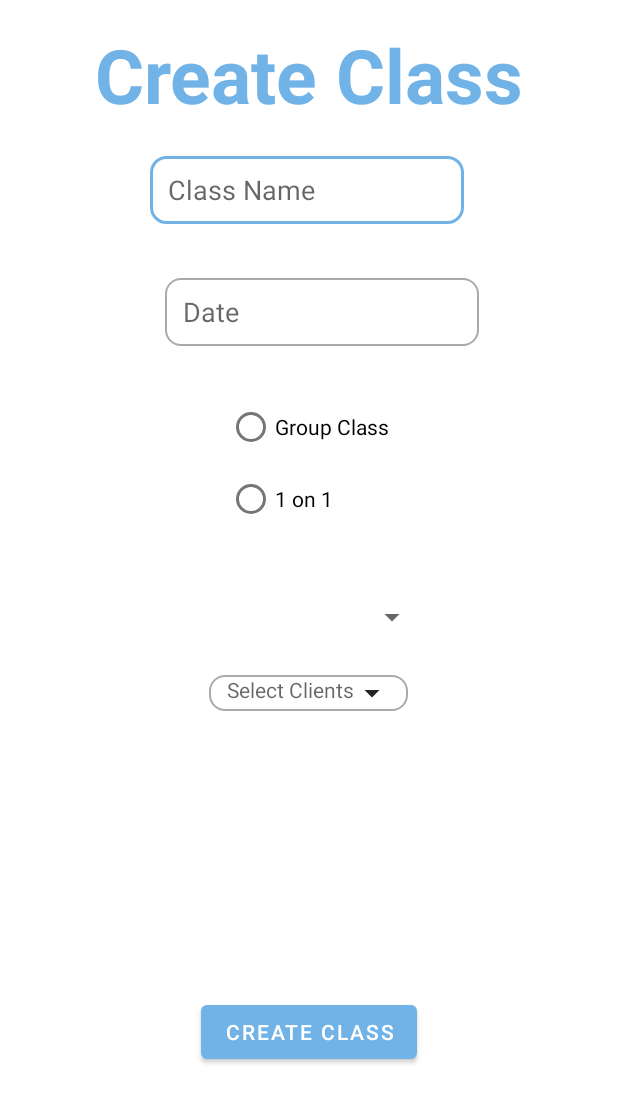
After one commit to ivanstisins/YourPTNotebook, an Android app: the CreateClass screen opened directly, with no data from a screen before it, on a phone screen of 412 x 824 dp. The commit adds this screen. Shown: the top 1103 px of the screen. Run offline under Robolectric (Android 15) with nearby library versions, the light colour scheme and no system bars; our stand-ins replace Firebase (no records; nobody signed in at launch, a user with empty details on screens opened directly).

Commit message:
personal trainer can create class with no clients and remove a class in my classes func

```diff
--- a/app/src/main/AndroidManifest.xml
+++ b/app/src/main/AndroidManifest.xml
@@ -13,6 +13,12 @@
         android:roundIcon="@drawable/logomakr_3qonjw"
         android:supportsRtl="true"
         android:theme="@style/Theme.YourPTNoteBook">
+        <activity
+            android:name=".ManageClasses"
+            android:exported="false" />
+        <activity
+            android:name=".CreateClass"
+            android:exported="false" />
         <activity
             android:name=".ManageWorkouts"
             android:exported="false" />
--- /dev/null
+++ b/app/src/main/java/com/example/yourptnotebook/CreateClass.java
@@ -0,0 +1,83 @@
+package com.example.yourptnotebook;
+
+import androidx.annotation.NonNull;
+import androidx.appcompat.app.AppCompatActivity;
+import androidx.recyclerview.widget.LinearLayoutManager;
+
+import android.os.Bundle;
+import android.view.View;
+import android.widget.ArrayAdapter;
+import android.widget.Button;
+import android.widget.EditText;
+import android.widget.RadioButton;
+import android.widget.RadioGroup;
+import android.widget.Spinner;
+
+import com.google.android.gms.tasks.OnCompleteListener;
+import com.google.android.gms.tasks.Task;
+import com.google.firebase.auth.FirebaseAuth;
+import com.google.firebase.auth.FirebaseUser;
+import com.google.firebase.firestore.DocumentReference;
+import com.google.firebase.firestore.DocumentSnapshot;
+import com.google.firebase.firestore.FirebaseFirestore;
+import com.google.firebase.firestore.SetOptions;
+
+import java.util.ArrayList;
+import java.util.List;
+
+public class CreateClass extends AppCompatActivity {
+    EditText className, classDate;
+    Spinner setWorkout;
+    Button createClass;
+    RadioGroup setType;
+    Class aClass;
+    RadioButton radioButton;
+    Ptrainer ptrainer;
+    ArrayList<Workout>workouts;
+    ArrayList<Student> students;
+
+    @Override
+    protected void onCreate(Bundle savedInstanceState) {
+        super.onCreate(savedInstanceState);
+        setContentView(R.layout.activity_create_class);
+        className = findViewById(R.id.className);
+        classDate = findViewById(R.id.classDate);
+        setType = findViewById(R.id.class_type);
+        createClass = findViewById(R.id.create_class);
+        setWorkout = findViewById(R.id.select_workout);
+        FirebaseFirestore db = FirebaseFirestore.getInstance();
+        FirebaseUser currentUser = FirebaseAuth.getInstance().getCurrentUser();
+        if (currentUser != null) {
+            DocumentReference dr = db.collection("ptrainer").document(currentUser.getUid());
+            dr.get().addOnCompleteListener(new OnCompleteListener<DocumentSnapshot>() {
+                @Override
+                public void onComplete(@NonNull Task<DocumentSnapshot> task) {
+                    if (task.isSuccessful()) {
+                        DocumentSnapshot document = task.getResult();
+                        if (document.exists()) {
+                            ptrainer = document.toObject(Ptrainer.class);
+                            workouts = ptrainer.workouts;
+                            ArrayAdapter adapter = new ArrayAdapter(getApplicationContext(), android.R.layout.simple_spinner_item,workouts);
+                            adapter.setDropDownViewResource(android.R.layout.simple_spinner_dropdown_item);
+                            setWorkout.setAdapter(adapter);
+
+                            createClass.setOnClickListener(new View.OnClickListener() {
+                                @Override
+                                public void onClick(View view) {
+                                    int radioId = setType.getCheckedRadioButtonId();
+                                    radioButton = findViewById(radioId);
+                                    Workout state = (Workout) setWorkout.getSelectedItem();
+                                    aClass = new Class(className.getText().toString(), radioButton.getText().toString(),classDate.getText().toString(),ptrainer.getUsername(),state);
+                                    ptrainer.classes.add(aClass);
+                                    db.collection("Class").document(aClass.getName()).set(aClass);
+                                    db.collection("ptrainer").document(currentUser.getUid())
+                                            .set(ptrainer, SetOptions.merge());
+                                }
+                            });
+                        }
+                    }
+                }
+            });
+        }
+    }
+}
--- a/app/src/main/java/com/example/yourptnotebook/Workout.java
+++ b/app/src/main/java/com/example/yourptnotebook/Workout.java
@@ -23,4 +23,8 @@ public class Workout {
         return exercises;
     }
 
+    @Override
+    public String toString() {
+        return name;
+    }
 }
--- a/app/src/main/java/com/example/yourptnotebook/create_workout.java
+++ b/app/src/main/java/com/example/yourptnotebook/create_workout.java
@@ -104,7 +104,6 @@ public class create_workout extends AppCompatActivity /*implements CreateExercis
             createWorkout.setOnClickListener(new View.OnClickListener() {
                 @Override
                 public void onClick(View view) {
-                    String strworkoutname = workoutName.getText().toString();
                     workout = new Workout(workoutName.getText().toString(), exercises);
                     System.out.println(workout.getName());
 
--- /dev/null
+++ b/app/src/main/res/drawable/arrow_drop_down.xml
@@ -0,0 +1,5 @@
+<vector android:height="24dp" android:tint="#242323"
+    android:viewportHeight="24" android:viewportWidth="24"
+    android:width="24dp" xmlns:android="http://schemas.android.com/apk/res/android">
+    <path android:fillColor="@android:color/white" android:pathData="M7,10l5,5 5,-5z"/>
+</vector>
--- /dev/null
+++ b/app/src/main/res/layout/activity_create_class.xml
@@ -0,0 +1,120 @@
+<?xml version="1.0" encoding="utf-8"?>
+<androidx.constraintlayout.widget.ConstraintLayout xmlns:android="http://schemas.android.com/apk/res/android"
+    xmlns:app="http://schemas.android.com/apk/res-auto"
+    xmlns:tools="http://schemas.android.com/tools"
+    android:layout_width="match_parent"
+    android:layout_height="match_parent"
+    tools:context=".CreateClass">
+
+    <EditText
+        android:id="@+id/className"
+        android:layout_width="209dp"
+        android:layout_height="45dp"
+        android:layout_marginStart="100dp"
+        android:layout_marginTop="104dp"
+        android:layout_marginEnd="201dp"
+        android:background="@drawable/custom_textbox"
+        android:ems="10"
+        android:hint="Class Name"
+        android:inputType="textPersonName"
+        android:paddingStart="12dp"
+        android:paddingEnd="12dp"
+        app:layout_constraintEnd_toEndOf="parent"
+        app:layout_constraintHorizontal_bias="0.0"
+        app:layout_constraintStart_toStartOf="parent"
+        app:layout_constraintTop_toTopOf="parent" />
+
+    <EditText
+        android:id="@+id/classDate"
+        android:layout_width="209dp"
+        android:layout_height="45dp"
+        android:background="@drawable/custom_textbox"
+        android:ems="10"
+        android:hint="Date"
+        android:inputType="date"
+        android:paddingStart="12dp"
+        android:paddingEnd="12dp"
+        app:layout_constraintBottom_toBottomOf="parent"
+        app:layout_constraintEnd_toEndOf="parent"
+        app:layout_constraintHorizontal_bias="0.543"
+        app:layout_constraintStart_toStartOf="parent"
+        app:layout_constraintTop_toBottomOf="@+id/className"
+        app:layout_constraintVertical_bias="0.057" />
+
+    <RadioGroup
+        android:id="@+id/class_type"
+        android:layout_width="wrap_content"
+        android:layout_height="wrap_content"
+        android:orientation="vertical"
+        app:layout_constraintBottom_toBottomOf="parent"
+        app:layout_constraintEnd_toEndOf="parent"
+        app:layout_constraintHorizontal_bias="0.498"
+        app:layout_constraintStart_toStartOf="parent"
+        app:layout_constraintTop_toBottomOf="@+id/classDate"
+        app:layout_constraintVertical_bias="0.06"
+        tools:ignore="MissingConstraints">
+
+        <RadioButton
+            android:id="@+id/group_class"
+            android:layout_width="wrap_content"
+            android:layout_height="wrap_content"
+            android:text="Group Class" />
+
+        <RadioButton
+            android:id="@+id/one_on_one"
+            android:layout_width="wrap_content"
+            android:layout_height="match_parent"
+            android:text="1 on 1" />
+
+    </RadioGroup>
+
+    <Spinner
+        android:id="@+id/select_workout"
+        android:layout_width="160dp"
+        android:layout_height="37dp"
+        app:layout_constraintBottom_toBottomOf="parent"
+        app:layout_constraintEnd_toEndOf="parent"
+        app:layout_constraintHorizontal_bias="0.498"
+        app:layout_constraintStart_toStartOf="parent"
+        app:layout_constraintTop_toBottomOf="@+id/class_type"
+        app:layout_constraintVertical_bias="0.083"
+        tools:ignore="MissingConstraints" />
+
+    <Button
+        android:id="@+id/create_class"
+        android:layout_width="wrap_content"
+        android:layout_height="wrap_content"
+        android:layout_marginBottom="112dp"
+        android:text="create class"
+        app:layout_constraintBottom_toBottomOf="parent"
+        app:layout_constraintEnd_toEndOf="parent"
+        app:layout_constraintStart_toStartOf="parent" />
+
+    <TextView
+        android:id="@+id/textView"
+        android:layout_width="wrap_content"
+        android:layout_height="wrap_content"
+        android:layout_marginTop="20dp"
+        android:background="@drawable/custom_textbox"
+        android:drawableEnd="@drawable/arrow_drop_down"
+        android:hint="Select Clients"
+        android:paddingStart="12dp"
+        android:paddingEnd="12dp"
+        app:layout_constraintEnd_toEndOf="parent"
+        app:layout_constraintHorizontal_bias="0.498"
+        app:layout_constraintStart_toStartOf="parent"
+        app:layout_constraintTop_toBottomOf="@+id/select_workout" />
+
+    <TextView
+        android:id="@+id/create_class_title"
+        android:layout_width="wrap_content"
+        android:layout_height="wrap_content"
+        android:layout_marginTop="16dp"
+        android:text="Create Class"
+        android:textColor="@color/blue_100"
+        android:textSize="50dp"
+        android:textStyle="bold"
+        app:layout_constraintEnd_toEndOf="parent"
+        app:layout_constraintStart_toStartOf="parent"
+        app:layout_constraintTop_toTopOf="parent" />
+</androidx.constraintlayout.widget.ConstraintLayout>
```
Also changed, not shown: app/src/main/java/com/example/yourptnotebook/Class.java (added, +49 -0 lines), app/src/main/java/com/example/yourptnotebook/Dashboard.java (+16 -0 lines), app/src/main/java/com/example/yourptnotebook/ManageClassAdapter.java (added, +100 -0 lines), app/src/main/java/com/example/yourptnotebook/ManageClasses.java (added, +79 -0 lines), app/src/main/java/com/example/yourptnotebook/Ptrainer.java (+13 -1 lines), app/src/main/res/layout/activity_main.xml (+11 -12 lines), app/src/main/res/layout/activity_manage_classes.xml (added, +31 -0 lines), app/src/main/res/layout/manage_class_list.xml (added, +141 -0 lines), app/src/main/res/drawable/new_logo.PNG (added).
